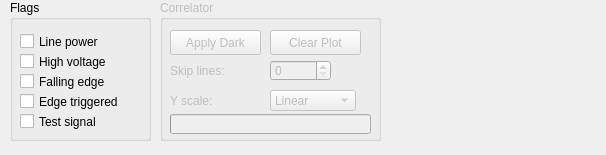
Above: line.ui from ahp-electronics/xc-gui before the change. Below: the same form after it.
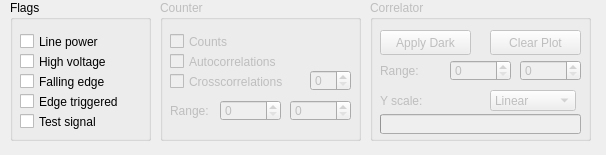
That is the form after the change.

```diff
--- a/line.ui
+++ b/line.ui
@@ -97,7 +97,7 @@
    </property>
    <property name="geometry">
     <rect>
-     <x>160</x>
+     <x>370</x>
      <y>0</y>
      <width>221</width>
      <height>141</height>
@@ -135,7 +135,7 @@
    <widget class="QComboBox" name="YScale">
     <property name="geometry">
      <rect>
-      <x>110</x>
+      <x>120</x>
       <y>90</y>
       <width>86</width>
       <height>21</height>
@@ -160,7 +160,7 @@
    <widget class="QPushButton" name="Clear">
     <property name="geometry">
      <rect>
-      <x>110</x>
+      <x>120</x>
       <y>30</y>
       <width>91</width>
       <height>25</height>
@@ -180,13 +180,13 @@
      </rect>
     </property>
     <property name="text">
-     <string>Skip lines:</string>
+     <string>Range:</string>
     </property>
    </widget>
    <widget class="QSpinBox" name="StartLine">
     <property name="geometry">
      <rect>
-      <x>110</x>
+      <x>80</x>
       <y>60</y>
       <width>61</width>
       <height>21</height>
@@ -207,6 +207,114 @@
     </property>
     <property name="format">
      <string/>
+    </property>
+   </widget>
+   <widget class="QSpinBox" name="EndLine">
+    <property name="geometry">
+     <rect>
+      <x>150</x>
+      <y>60</y>
+      <width>61</width>
+      <height>21</height>
+     </rect>
+    </property>
+   </widget>
+  </widget>
+  <widget class="QGroupBox" name="groupBox_2">
+   <property name="enabled">
+    <bool>false</bool>
+   </property>
+   <property name="geometry">
+    <rect>
+     <x>160</x>
+     <y>0</y>
+     <width>201</width>
+     <height>141</height>
+    </rect>
+   </property>
+   <property name="title">
+    <string>Counter</string>
+   </property>
+   <widget class="QCheckBox" name="checkBox">
+    <property name="geometry">
+     <rect>
+      <x>10</x>
+      <y>30</y>
+      <width>92</width>
+      <height>23</height>
+     </rect>
+    </property>
+    <property name="text">
+     <string>Counts</string>
+    </property>
+   </widget>
+   <widget class="QCheckBox" name="checkBox_2">
+    <property name="geometry">
+     <rect>
+      <x>10</x>
+      <y>50</y>
+      <width>151</width>
+      <height>23</height>
+     </rect>
+    </property>
+    <property name="text">
+     <string>Autocorrelations</string>
+    </property>
+   </widget>
+   <widget class="QCheckBox" name="checkBox_3">
+    <property name="geometry">
+     <rect>
+      <x>10</x>
+      <y>70</y>
+      <width>151</width>
+      <height>23</height>
+     </rect>
+    </property>
+    <property name="text">
+     <string>Crosscorrelations</string>
+    </property>
+   </widget>
+   <widget class="QSpinBox" name="EndLine_3">
+    <property name="geometry">
+     <rect>
+      <x>150</x>
+      <y>70</y>
+      <width>41</width>
+      <height>21</height>
+     </rect>
+    </property>
+   </widget>
+   <widget class="QSpinBox" name="EndLine_2">
+    <property name="geometry">
+     <rect>
+      <x>130</x>
+      <y>100</y>
+      <width>61</width>
+      <height>21</height>
+     </rect>
+    </property>
+   </widget>
+   <widget class="QSpinBox" name="StartLine_2">
+    <property name="geometry">
+     <rect>
+      <x>60</x>
+      <y>100</y>
+      <width>61</width>
+      <height>21</height>
+     </rect>
+    </property>
+   </widget>
+   <widget class="QLabel" name="label_3">
+    <property name="geometry">
+     <rect>
+      <x>10</x>
+      <y>100</y>
+      <width>51</width>
+      <height>21</height>
+     </rect>
+    </property>
+    <property name="text">
+     <string>Range:</string>
     </property>
    </widget>
   </widget>
```
